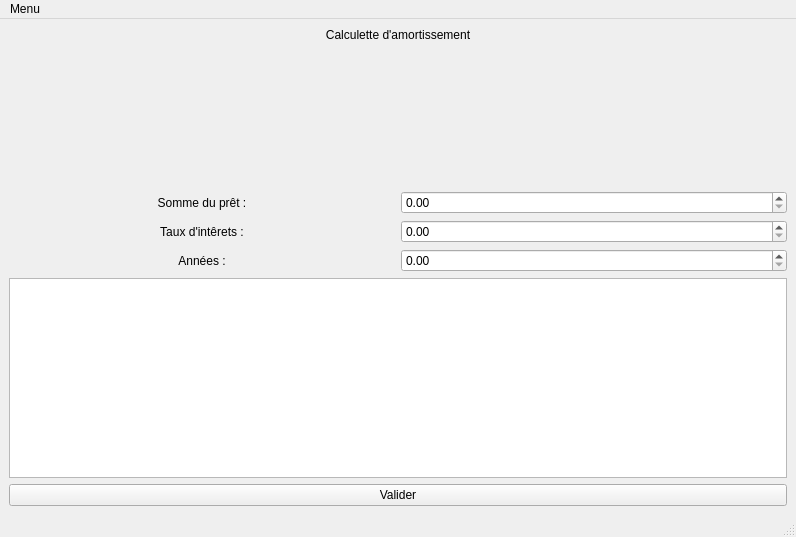
This is calculette_amortissement/mainwindow.ui in Alberolainfo/Calculette-d-amortissement as Qt 5 draws it before an edit. The edited form follows.
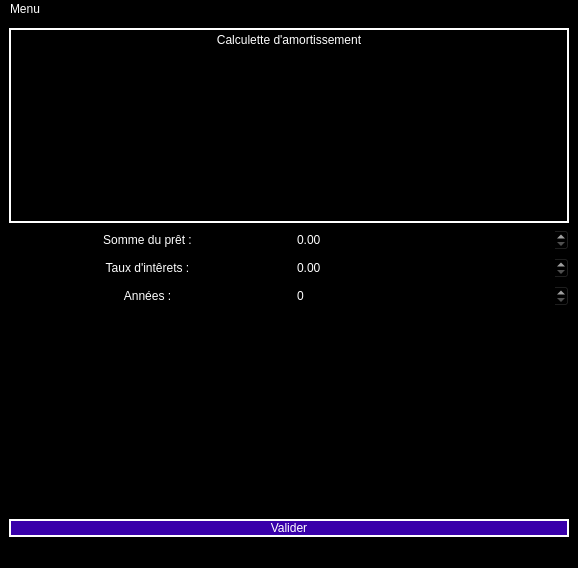
This is the edited form.

Patch:
```diff
--- a/calculette_amortissement/mainwindow.ui
+++ b/calculette_amortissement/mainwindow.ui
@@ -6,15 +6,40 @@
    <rect>
     <x>0</x>
     <y>0</y>
-    <width>796</width>
-    <height>537</height>
+    <width>578</width>
+    <height>568</height>
    </rect>
   </property>
   <property name="windowTitle">
    <string>MainWindow</string>
   </property>
   <property name="styleSheet">
-   <string notr="true"/>
+   <string notr="true">*{
+	color: rgb(255, 255, 255);
+	background-color: rgb(0, 0, 0);
+	font: 700 12pt &quot;Segoe UI&quot;;
+}
+#label_4{
+	font: 800 26pt &quot;Segoe UI&quot;;
+	margin: 0.5em;
+	margin-top: 0.2em;
+	border: 2px solid rgb(255, 255, 255);
+}
+QPushButton{
+	margin : 1em;
+	margin-bottom: 0.2em;
+	padding: 0.4em;
+	background-color: rgb(57, 0, 170);
+	border: 2px solid rgb(255, 255, 255);
+}
+QPushButton:pressed{
+	background-color: rgb(50, 0, 150);
+	border: 1px solid rgb(150, 150, 150);
+}
+QtextBrowser{
+	background-color:black;
+	font: 700 15pt &quot;Segoe UI&quot;;
+}</string>
   </property>
   <widget class="QWidget" name="centralwidget">
    <layout class="QVBoxLayout" name="verticalLayout">
@@ -93,11 +118,7 @@
          </widget>
         </item>
         <item>
-         <widget class="QDoubleSpinBox" name="putAnnee">
-          <property name="maximum">
-           <double>100.000000000000000</double>
-          </property>
-         </widget>
+         <widget class="QSpinBox" name="putAnnee"/>
         </item>
        </layout>
       </item>
@@ -130,8 +151,8 @@
 hr { height: 1px; border-width: 0; }
 li.unchecked::marker { content: &quot;\2610&quot;; }
 li.checked::marker { content: &quot;\2612&quot;; }
-&lt;/style&gt;&lt;/head&gt;&lt;body style=&quot; font-family:'Segoe UI'; font-size:9pt; font-weight:400; font-style:normal;&quot;&gt;
-&lt;p style=&quot;-qt-paragraph-type:empty; margin-top:0px; margin-bottom:0px; margin-left:0px; margin-right:0px; -qt-block-indent:0; text-indent:0px;&quot;&gt;&lt;br /&gt;&lt;/p&gt;&lt;/body&gt;&lt;/html&gt;</string>
+&lt;/style&gt;&lt;/head&gt;&lt;body style=&quot; font-family:'Segoe UI'; font-size:12pt; font-weight:700; font-style:normal;&quot;&gt;
+&lt;p style=&quot;-qt-paragraph-type:empty; margin-top:0px; margin-bottom:0px; margin-left:0px; margin-right:0px; -qt-block-indent:0; text-indent:0px; font-size:9pt; font-weight:400;&quot;&gt;&lt;br /&gt;&lt;/p&gt;&lt;/body&gt;&lt;/html&gt;</string>
       </property>
      </widget>
     </item>
@@ -156,8 +177,8 @@
     <rect>
      <x>0</x>
      <y>0</y>
-     <width>796</width>
-     <height>22</height>
+     <width>578</width>
+     <height>27</height>
     </rect>
    </property>
    <widget class="QMenu" name="menuInformation">
```
Left out of the diff: 4 changed lines with no effect on the pictures.
